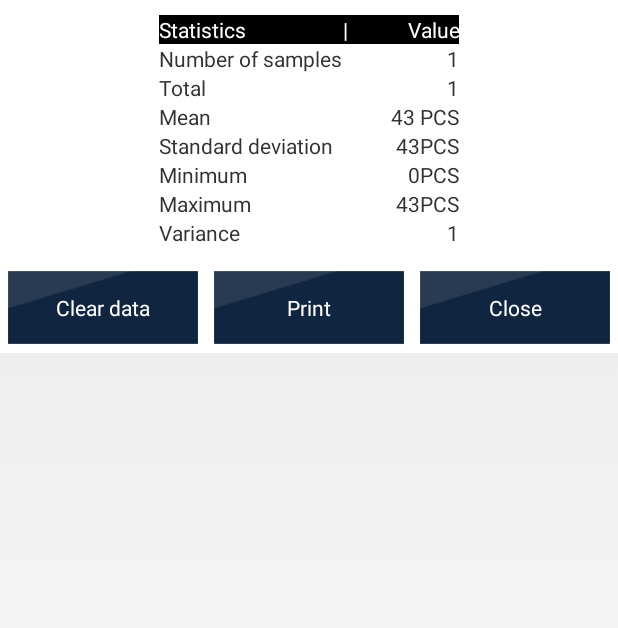
After one commit to mirjalal/android-application-certobalance, an Android app: the layout dialog_statistics.xml on its own in the app's theme, with its tools: preview values and no code run, on a phone screen of 412 x 824 dp. The commit adds this screen. Shown: the top 628 px of the screen. Run offline under Robolectric (Android 15) with nearby library versions, the phone set to English and light mode, and no system bars.

Commit message:
added Library to database and added statistics library, logic and UI  for weighning and piece counting

```diff
--- a/certoscale/build.gradle
+++ b/certoscale/build.gradle
@@ -25,4 +25,5 @@ dependencies {
     compile 'com.google.android.gms:play-services-appindexing:8.4.0'
     compile files('libs/ormlite-core-4.48.jar')
     compile files('libs/ormlite-android-4.48.jar')
+    compile files('libs/commons-math3-3.6.1.jar')
 }
--- /dev/null
+++ b/certoscale/src/main/res/layout/dialog_statistics.xml
@@ -0,0 +1,181 @@
+<RelativeLayout xmlns:android="http://schemas.android.com/apk/res/android"
+    xmlns:tools="http://schemas.android.com/tools"
+    android:id="@+id/dialog_edit_number_container"
+    android:layout_width="match_parent"
+    android:layout_height="wrap_content"
+    android:background="@android:color/white">
+
+
+	<TableLayout
+		android:layout_centerHorizontal="true"
+		android:id="@+id/dialog_statistics_table_container"
+		android:layout_width="wrap_content"
+		android:layout_height="wrap_content"
+		android:layout_margin="10dp"
+		android:gravity="center_horizontal"
+		android:layout_gravity="center_horizontal">
+		<TableRow
+			android:layout_width="wrap_content"
+			android:layout_height="wrap_content">
+			<TextView
+				android:layout_height="wrap_content"
+				android:layout_width="wrap_content"
+				android:text="Statistics"
+				android:background="@android:color/black"
+				android:textColor="@android:color/white"/>
+			<TextView
+				android:layout_height="wrap_content"
+				android:layout_width="match_parent"
+				android:text="|            Value"
+				android:background="@android:color/black"
+				android:textColor="@android:color/white"
+				android:gravity="right"/>
+		</TableRow>
+		<TableRow
+			android:layout_width="match_parent"
+			android:layout_height="wrap_content">
+			<TextView
+				android:layout_height="wrap_content"
+				android:layout_width="wrap_content"
+				android:text="Number of samples"/>
+			<TextView
+				android:id="@+id/dialog_statistics_text_sample_number"
+				android:layout_height="wrap_content"
+				android:layout_width="wrap_content"
+				android:gravity="right"
+				android:text="1"/>
+		</TableRow>
+
+		<TableRow
+			android:layout_width="match_parent"
+			android:layout_height="wrap_content">
+			<TextView
+				android:layout_height="wrap_content"
+				android:layout_width="wrap_content"
+				android:text="Total"/>
+			<TextView
+				android:id="@+id/dialog_statistics_text_total"
+				android:layout_height="wrap_content"
+				android:layout_width="wrap_content"
+				android:text="1"
+				android:gravity="right"/>
+		</TableRow>
+		<TableRow
+			android:layout_width="match_parent"
+			android:layout_height="wrap_content">
+			<TextView
+				android:layout_height="wrap_content"
+				android:layout_width="wrap_content"
+				android:text="Mean"/>
+			<TextView
+				android:id="@+id/dialog_statistics_text_average"
+				android:layout_height="wrap_content"
+				android:layout_width="wrap_content"
+				android:text="43 PCS"
+				android:gravity="right"/>
+		</TableRow>
+		<TableRow
+			android:layout_width="match_parent"
+			android:layout_height="wrap_content">
+			<TextView
+				android:layout_height="wrap_content"
+				android:layout_width="wrap_content"
+				android:text="Standard deviation"/>
+			<TextView
+				android:id="@+id/dialog_statistics_text_stdev"
+				android:layout_height="wrap_content"
+				android:layout_width="wrap_content"
+				android:text="43PCS"
+				android:gravity="right"/>
+		</TableRow>
+		<TableRow
+			android:layout_width="match_parent"
+			android:layout_height="wrap_content">
+			<TextView
+				android:layout_height="wrap_content"
+				android:layout_width="wrap_content"
+				android:text="Minimum"/>
+			<TextView
+				android:id="@+id/dialog_statistics_text_minimum"
+				android:layout_height="wrap_content"
+				android:layout_width="wrap_content"
+				android:text="0PCS"
+				android:gravity="right"/>
+		</TableRow>
+		<TableRow
+			android:layout_width="match_parent"
+			android:layout_height="wrap_content">
+			<TextView
+				android:layout_height="wrap_content"
+				android:layout_width="wrap_content"
+				android:text="Maximum"/>
+			<TextView
+				android:id="@+id/dialog_statistics_text_maximum"
+				android:layout_height="wrap_content"
+				android:layout_width="wrap_content"
+				android:text="43PCS"
+				android:gravity="right"/>
+		</TableRow>
+		<TableRow
+			android:layout_width="match_parent"
+			android:layout_height="wrap_content">
+			<TextView
+				android:layout_height="wrap_content"
+				android:layout_width="wrap_content"
+				android:text="Variance"/>
+			<TextView
+				android:id="@+id/dialog_statistics_text_range"
+				android:layout_height="wrap_content"
+				android:layout_width="wrap_content"
+				android:text="1"
+				android:gravity="right"/>
+		</TableRow>
+
+	</TableLayout>
+
+
+
+
+	<LinearLayout
+		android:layout_width="match_parent"
+		android:layout_height="wrap_content"
+		android:orientation="horizontal"
+		android:layout_below="@+id/dialog_statistics_table_container"
+		>
+		<Button
+			android:id="@+id/dialog_statistics_button_clear"
+			android:layout_width="match_parent"
+			android:layout_height="50dp"
+			android:layout_weight="1"
+			android:text="Clear data"
+			android:layout_margin="5dp"
+			android:textColor="@android:color/white"
+			android:background="@drawable/btn_blue_dark"
+			/>
+		<Button
+			android:id="@+id/dialog_statistics_button_print"
+			android:layout_width="match_parent"
+			android:layout_height="50dp"
+			android:layout_weight="1"
+			android:text="Print"
+			android:layout_margin="5dp"
+			android:textColor="@android:color/white"
+			android:background="@drawable/btn_blue_dark"
+			/>
+		<Button
+			android:id="@+id/dialog_statistics_button_close"
+			android:layout_width="match_parent"
+			android:layout_height="50dp"
+			android:layout_weight="1"
+			android:text="Close"
+			android:layout_margin="5dp"
+			android:textColor="@android:color/white"
+			android:background="@drawable/btn_blue_dark"
+
+			/>
+
+
+	</LinearLayout>
+
+
+</RelativeLayout>
```
Also changed, not shown: certoscale/src/main/java/com/certoclav/certoscale/database/DatabaseHelper.java (+14 -3 lines), certoscale/src/main/java/com/certoclav/certoscale/database/DatabaseService.java (+53 -0 lines), certoscale/src/main/java/com/certoclav/certoscale/database/Library.java (added, +222 -0 lines), certoscale/src/main/java/com/certoclav/certoscale/menu/ApplicationActivity.java (+26 -4 lines), certoscale/src/main/java/com/certoclav/certoscale/model/ActionButtonbar.java (+45 -1 lines), certoscale/src/main/java/com/certoclav/certoscale/supervisor/ApplicationManager.java (+90 -0 lines), certoscale/src/main/res/layout/actionbar.xml (+20 -4 lines), 2 other files.
